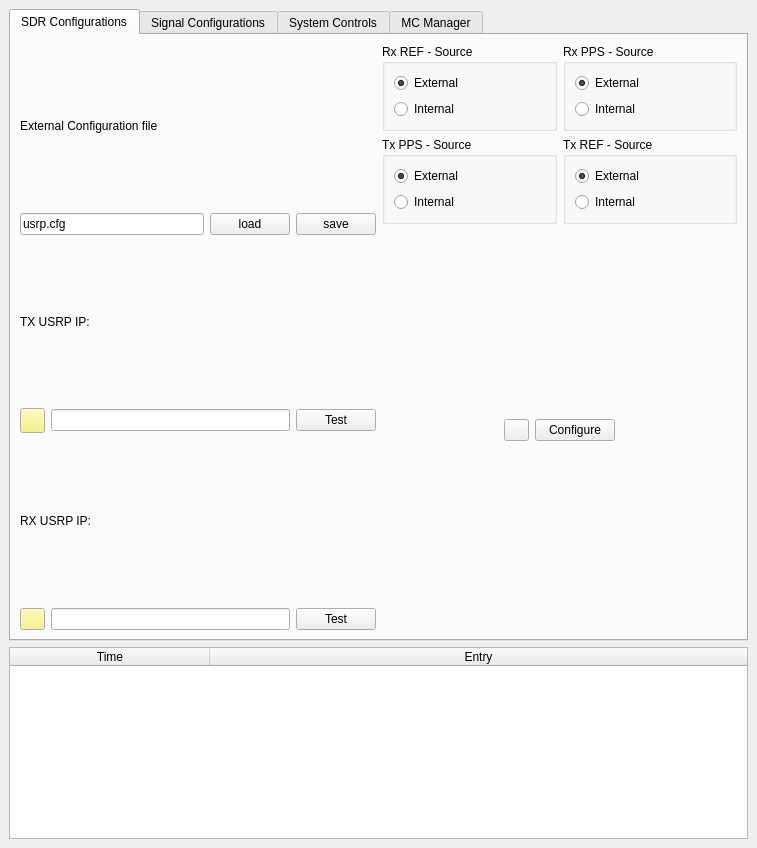
The window that caa_project/maingui.ui (jranstrom/usrp_caa_ui) describes before a commit, drawn with Qt 5.
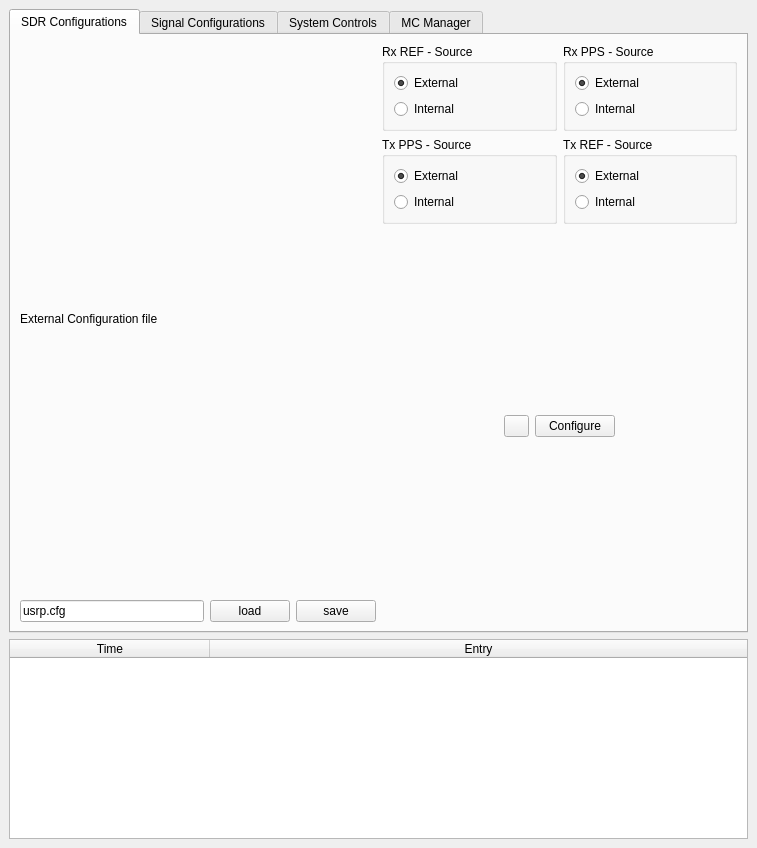
The same window after the commit. Custom widgets are drawn as their Qt base class.

Patch:
```diff
--- a/caa_project/maingui.ui
+++ b/caa_project/maingui.ui
@@ -110,176 +110,6 @@
               </item>
              </layout>
             </item>
-            <item>
-             <layout class="QVBoxLayout" name="verticalLayout_4">
-              <item>
-               <widget class="QLabel" name="label">
-                <property name="text">
-                 <string>TX USRP IP:</string>
-                </property>
-               </widget>
-              </item>
-              <item>
-               <layout class="QHBoxLayout" name="horizontalLayout_4">
-                <item>
-                 <widget class="QPushButton" name="indicator_tx_connection">
-                  <property name="sizePolicy">
-                   <sizepolicy hsizetype="Minimum" vsizetype="Fixed">
-                    <horstretch>0</horstretch>
-                    <verstretch>0</verstretch>
-                   </sizepolicy>
-                  </property>
-                  <property name="minimumSize">
-                   <size>
-                    <width>25</width>
-                    <height>25</height>
-                   </size>
-                  </property>
-                  <property name="maximumSize">
-                   <size>
-                    <width>25</width>
-                    <height>25</height>
-                   </size>
-                  </property>
-                  <property name="palette">
-                   <palette>
-                    <active>
-                     <colorrole role="Button">
-                      <brush brushstyle="SolidPattern">
-                       <color alpha="255">
-                        <red>249</red>
-                        <green>240</green>
-                        <blue>107</blue>
-                       </color>
-                      </brush>
-                     </colorrole>
-                    </active>
-                    <inactive>
-                     <colorrole role="Button">
-                      <brush brushstyle="SolidPattern">
-                       <color alpha="255">
-                        <red>249</red>
-                        <green>240</green>
-                        <blue>107</blue>
-                       </color>
-                      </brush>
-                     </colorrole>
-                    </inactive>
-                    <disabled>
-                     <colorrole role="Button">
-                      <brush brushstyle="SolidPattern">
-                       <color alpha="255">
-                        <red>249</red>
-                        <green>240</green>
-                        <blue>107</blue>
-                       </color>
-                      </brush>
-                     </colorrole>
-                    </disabled>
-                   </palette>
-                  </property>
-                  <property name="text">
-                   <string/>
-                  </property>
-                 </widget>
-                </item>
-                <item>
-                 <widget class="QLineEdit" name="lineEdit_tx_ip">
-                  <property name="text">
-                   <string/>
-                  </property>
-                 </widget>
-                </item>
-                <item>
-                 <widget class="QPushButton" name="button_tx_test_connection">
-                  <property name="text">
-                   <string>Test</string>
-                  </property>
-                 </widget>
-                </item>
-               </layout>
-              </item>
-             </layout>
-            </item>
-            <item>
-             <layout class="QVBoxLayout" name="verticalLayout_6">
-              <item>
-               <widget class="QLabel" name="label_2">
-                <property name="text">
-                 <string>RX USRP IP:</string>
-                </property>
-               </widget>
-              </item>
-              <item>
-               <layout class="QHBoxLayout" name="horizontalLayout_5">
-                <item>
-                 <widget class="QPushButton" name="indicator_rx_connection">
-                  <property name="maximumSize">
-                   <size>
-                    <width>25</width>
-                    <height>25</height>
-                   </size>
-                  </property>
-                  <property name="palette">
-                   <palette>
-                    <active>
-                     <colorrole role="Button">
-                      <brush brushstyle="SolidPattern">
-                       <color alpha="255">
-                        <red>249</red>
-                        <green>240</green>
-                        <blue>107</blue>
-                       </color>
-                      </brush>
-                     </colorrole>
-                    </active>
-                    <inactive>
-                     <colorrole role="Button">
-                      <brush brushstyle="SolidPattern">
-                       <color alpha="255">
-                        <red>249</red>
-                        <green>240</green>
-                        <blue>107</blue>
-                       </color>
-                      </brush>
-                     </colorrole>
-                    </inactive>
-                    <disabled>
-                     <colorrole role="Button">
-                      <brush brushstyle="SolidPattern">
-                       <color alpha="255">
-                        <red>249</red>
-                        <green>240</green>
-                        <blue>107</blue>
-                       </color>
-                      </brush>
-                     </colorrole>
-                    </disabled>
-                   </palette>
-                  </property>
-                  <property name="text">
-                   <string/>
-                  </property>
-                 </widget>
-                </item>
-                <item>
-                 <widget class="QLineEdit" name="lineEdit_rx_ip">
-                  <property name="text">
-                   <string/>
-                  </property>
-                 </widget>
-                </item>
-                <item>
-                 <widget class="QPushButton" name="button_rx_test_connection">
-                  <property name="text">
-                   <string>Test</string>
-                  </property>
-                 </widget>
-                </item>
-               </layout>
-              </item>
-             </layout>
-            </item>
            </layout>
           </item>
           <item>
@@ -1052,6 +882,12 @@
         <verstretch>0</verstretch>
        </sizepolicy>
       </property>
+      <property name="minimumSize">
+       <size>
+        <width>0</width>
+        <height>200</height>
+       </size>
+      </property>
       <property name="maximumSize">
        <size>
         <width>16777215</width>
```
Left out of the diff: 6 changed lines with no effect on the pictures.
